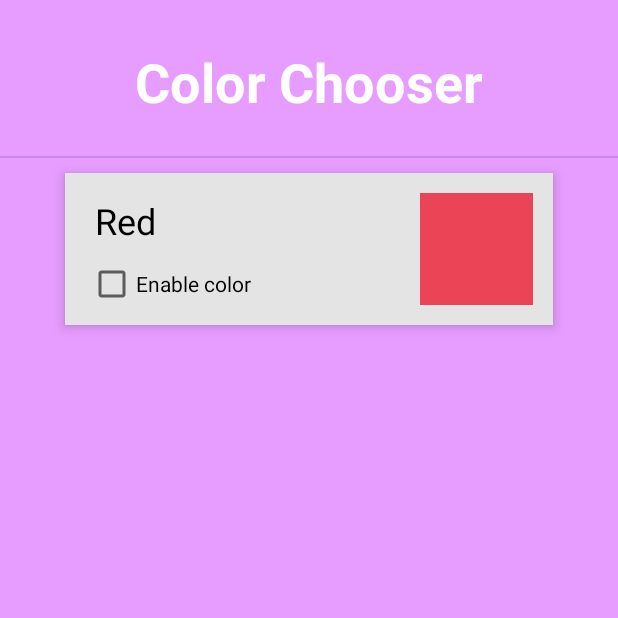
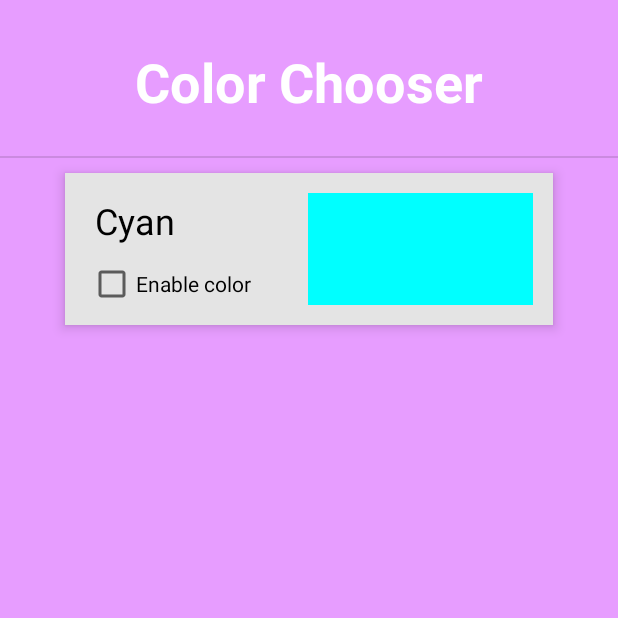
Before and after one commit to Scusemua/ColorClicker, an Android app: the SettingsMenu screen opened directly, with no data from a screen before it, after a tap on "PICK COLORS", on a phone screen of 412 x 824 dp, the top half of it. Run offline under Robolectric (Android 15) with nearby library versions, the phone set to English and light mode, and no system bars; 1 other tap on this screen came first.

Commit message:
More UI tweaking. Added animation for enabling/disabling the color cyan (changed from red to cyan), though it doesn't do anything other than look pretty. I also added a sound for picking the right color and disabling sounds in the settings menu works.

```diff
--- a/app/src/main/java/com/benrcarvergmail/colorclicker/ColorChooserActivity.java
+++ b/app/src/main/java/com/benrcarvergmail/colorclicker/ColorChooserActivity.java
@@ -1,17 +1,91 @@
 package com.benrcarvergmail.colorclicker;
 
+import android.content.SharedPreferences;
 import android.os.Bundle;
-import android.support.annotation.Nullable;
 import android.support.v7.app.AppCompatActivity;
+import android.util.Log;
+import android.view.View;
+import android.widget.CheckBox;
+import android.widget.CompoundButton;
 
 /**
  * Created by Benjamin on 4/12/2016.
  */
 public class ColorChooserActivity extends AppCompatActivity {
 
+    private int mCollapsedWidth;    // Width of a color before it's expanded
+    private int mExpandedWidth;    // Width of a color when it's expanded
+
+    private CheckBox mCheckBoxRed;              // Checkbox for enabling/disabling the color red
+
+    private View mCyanColorView;                 // The red color view
+
+    private static final String TAG = "ColorClickerCChooser";
+
     @Override
     protected void onCreate(Bundle savedInstanceState) {
         super.onCreate(savedInstanceState);
         setContentView(R.layout.activity_colorchooser);
+
+        // Instantiate necessary references to views
+        mCheckBoxRed = (CheckBox) findViewById(R.id.colorcheckbox_cyan);
+        mCyanColorView = findViewById(R.id.view_colorCyan);
+
+        // Save the width for the expanded width
+        mExpandedWidth = mCyanColorView.getLayoutParams().width;
+
+        Log.i(TAG, "Expanded Width: " + mExpandedWidth);
+
+        // Calculate the collapsed with
+        mCollapsedWidth = mExpandedWidth / 2;
+
+        Log.i(TAG, "Collapsed Width: " + mCollapsedWidth);
+
+        // Set a listener for the checkbox to listen for when it gets checked/unchecked
+        mCheckBoxRed.setOnCheckedChangeListener(new CompoundButton.OnCheckedChangeListener() {
+            @Override
+            public void onCheckedChanged(CompoundButton buttonView, boolean isChecked) {
+                // TODO: Implement the enabling/disabling of new colors
+                // When it gets checked, expand the color (and eventually enable it)
+                if (isChecked) {
+                    ResizeAnimation resizeAnimation = new ResizeAnimation(mCyanColorView, mExpandedWidth);
+                    resizeAnimation.setDuration(600);
+                    mCyanColorView.startAnimation(resizeAnimation);
+                } else { // When it's unchecked, collapse the color (and eventually disable it)
+                    ResizeAnimation resizeAnimation = new ResizeAnimation(mCyanColorView, mCollapsedWidth);
+                    resizeAnimation.setDuration(600);
+                    mCyanColorView.startAnimation(resizeAnimation);
+                }
+            }
+        });
+    }
+
+    @Override
+    public void onPause() {
+        super.onPause();
+        saveCheckBoxState(mCheckBoxRed.isChecked(), "red");
+    }
+
+    @Override
+    public void onResume() {
+        super.onResume();
+        mCheckBoxRed.setChecked(loadCheckBoxState("red"));
+    }
+
+    private void saveCheckBoxState(final boolean isChecked, String checkbox) {
+        SharedPreferences sharedPreferences = MainMenu.sSharedPref;
+        SharedPreferences.Editor editor = sharedPreferences.edit();
+        if (checkbox.equals("red")) {
+            editor.putBoolean("redIsChecked", isChecked);
+        }
+        editor.apply();
+    }
+
+    private boolean loadCheckBoxState(String checkbox) {
+        SharedPreferences sharedPreferences = MainMenu.sSharedPref;
+        if (checkbox.equals("red")) {
+            return sharedPreferences.getBoolean("redIsChecked", false);
+        }
+        return false;
     }
 }
--- a/app/src/main/java/com/benrcarvergmail/colorclicker/MainMenu.java
+++ b/app/src/main/java/com/benrcarvergmail/colorclicker/MainMenu.java
@@ -28,7 +28,8 @@ public class MainMenu extends AppCompatActivity {
     private Button mScoresButton;        // Reference to the high scores button
     private String mUniqueUserId;        // Unique user ID for submitting high scores
     private String mUserNickname;        // Nickname for the user
-    private boolean mForceFirstTimeSetup = true;          // Forces the first time setup method to run
+    private boolean mSoundEnabled;       // Indicates whether sounds are enabled/disabled
+    private boolean mForceFirstTimeSetup = false;         // Forces the first time setup method to run
     private boolean mForceInitialLaunchSetup = false;     // Forces the initial launch setup method to run
 
     // SharedPreferences object for the app
@@ -139,6 +140,7 @@ public class MainMenu extends AppCompatActivity {
         SharedPreferences.Editor editor = sSharedPref.edit();
         editor.putString(getString(R.string.sharedPreferences_uniqueId), mUniqueUserId);
         editor.putBoolean(getString(R.string.sharedPreferences_firstTime), false);
+        editor.putBoolean("soundEnabled", true);
         Highscore defaultScore = new Highscore(0, mUserNickname, mUniqueUserId);
         if (sLocalHighScores == null) {
             sLocalHighScores = new ArrayList<>();
@@ -169,6 +171,7 @@ public class MainMenu extends AppCompatActivity {
         Log.i(TAG, "Initial launch data retrieval and recording complete.");
         sSharedPref = this.getPreferences(Context.MODE_PRIVATE);
         mUniqueUserId = sSharedPref.getString(getString(R.string.sharedPreferences_uniqueId), "UNKNOWN_USER_ID");
+        mSoundEnabled = sSharedPref.getBoolean("soundEnabled", true);
         SharedPreferences.Editor editor = sSharedPref.edit();
         editor.putBoolean(getString(R.string.sharedPreferences_initialLaunch), false);
         editor.apply();
--- a/app/src/main/java/com/benrcarvergmail/colorclicker/SettingsMenu.java
+++ b/app/src/main/java/com/benrcarvergmail/colorclicker/SettingsMenu.java
@@ -7,9 +7,11 @@ import android.support.v4.content.ContextCompat;
 import android.support.v7.app.AppCompatActivity;
 import android.view.View;
 import android.widget.Button;
+import android.widget.CompoundButton;
 import android.widget.EditText;
 import android.widget.TextView;
 import android.widget.Toast;
+import android.widget.ToggleButton;
 
 /**
  * Created by Benjamin on 4/10/2016.
@@ -22,6 +24,7 @@ public class SettingsMenu extends AppCompatActivity {
     private Button mButtonConfirmNickname;       // Reference to the new nickname confirm button
     private Button mButtonDeleteContent;         // Reference to the button used to delete scores
     private Button mButtonPickColors;            // Reference to the button used to pick colors
+    private ToggleButton mToggleSoundButton;     // Reference to the toggle sound button
 
     private String mCurrentNickName;             // The user's current nickname
     private String mUniqueUserId;                // The user's unique user id
@@ -48,6 +51,7 @@ public class SettingsMenu extends AppCompatActivity {
         mButtonConfirmNickname = (Button) findViewById(R.id.button_confirmNickname);
         mButtonDeleteContent = (Button) findViewById(R.id.button_delete_local_content);
         mButtonPickColors = (Button) findViewById(R.id.button_pickerColors);
+        mToggleSoundButton = (ToggleButton) findViewById(R.id.togglebutton_sound);
 
         // Assign the current nickname text view the value of the saved nick name
         mTextViewCurrentNickname.setText("Current nickname: " + mCurrentNickName);
@@ -55,6 +59,19 @@ public class SettingsMenu extends AppCompatActivity {
         // Save the color of the text now, in case the user triggers the warning
         // button which will turn the text white and therefore change the color
         final int oldColor = mWarningText.getCurrentTextColor();
+
+        mToggleSoundButton.setOnCheckedChangeListener(new CompoundButton.OnCheckedChangeListener() {
+            @Override
+            public void onCheckedChanged(CompoundButton buttonView, boolean isChecked) {
+                SharedPreferences.Editor editor = mSharedPref.edit();
+                if (isChecked) {
+                    editor.putBoolean("soundEnabled", true);
+                } else {
+                    editor.putBoolean("soundEnabled", false);
+                }
+                editor.apply();
+            }
+        });
 
         mButtonPickColors.setOnClickListener(new View.OnClickListener() {
             @Override
@@ -141,4 +158,11 @@ public class SettingsMenu extends AppCompatActivity {
         // Save the changes
         MainMenu.saveLocalHighScores();
     }
+
+    @Override
+    public void onResume() {
+        super.onResume();
+        boolean enabled = mSharedPref.getBoolean("soundEnabled", true);
+        mToggleSoundButton.setChecked(enabled);
+    }
 }
--- a/app/src/main/res/layout/activity_colorchooser.xml
+++ b/app/src/main/res/layout/activity_colorchooser.xml
@@ -33,10 +33,10 @@
         android:background="#e4e4e4">
 
         <TextView
-            android:id="@+id/colorlabel_red"
+            android:id="@+id/colorlabel_cyan"
             android:layout_width="wrap_content"
             android:layout_height="wrap_content"
-            android:text="Red"
+            android:text="Cyan"
             android:textSize="24sp"
             android:textColor="@android:color/black"
             android:paddingLeft="20dp"
@@ -44,22 +44,22 @@
             android:paddingTop="15dp"/>
 
         <CheckBox
-            android:id="@+id/colorcheckbox_red"
+            android:id="@+id/colorcheckbox_cyan"
             android:layout_width="wrap_content"
             android:layout_height="wrap_content"
-            android:text="Enable color"
-            android:layout_below="@id/colorlabel_red"
+            android:text="@string/checkbox_enableColor"
+            android:layout_below="@id/colorlabel_cyan"
             android:layout_marginLeft="15dp"
             android:layout_marginStart="15dp"
             android:layout_marginTop="10dp"/>
 
         <View
-            android:id="@+id/colorview_red"
-            android:layout_width="75dp"
+            android:id="@+id/view_colorCyan"
+            android:layout_width="150dp"
             android:layout_height="75dp"
             android:layout_alignParentRight="true"
             android:layout_alignParentEnd="true"
-            android:background="@color/red"
+            android:background="@color/cyan"
             android:layout_margin="13dp"/>
 
     </RelativeLayout>
--- a/app/src/main/res/values/colors.xml
+++ b/app/src/main/res/values/colors.xml
@@ -13,4 +13,5 @@
     <color name="white">#FFFFFF</color>
     <color name="black">#000000</color>
     <color name="gray">#646464</color>
+    <color name="cyan">#00FFFF</color>
 </resources>
--- a/app/src/main/res/values/strings.xml
+++ b/app/src/main/res/values/strings.xml
@@ -26,6 +26,7 @@
     <string name="listview_label_user">Nickname</string>
     <string name="listview_label_score">Score</string>
     <string name="button_colorChooser">Pick Colors</string>
+    <string name="checkbox_enableColor">Enable color</string>
     <string name="textview_colorChooserTitle">Color Chooser</string>
     <string name="delete_content_warning">Warning: deleting your high scores is permanent and
         cannot be reversed. Make sure that you actually want to delete them before pressing
```
Also changed, not shown: app/src/main/java/com/benrcarvergmail/colorclicker/GameActivity.java (+12 -3 lines), app/src/main/java/com/benrcarvergmail/colorclicker/ResizeAnimation.java (added, +51 -0 lines), 1 other file.
